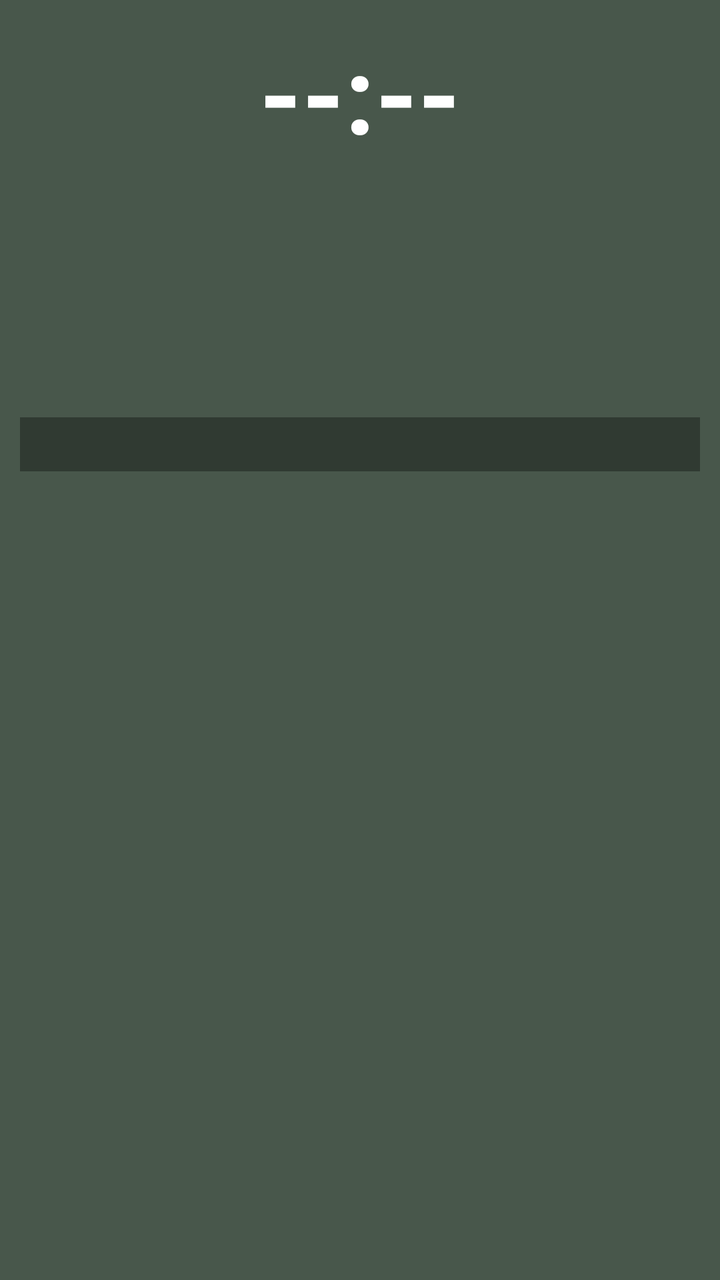
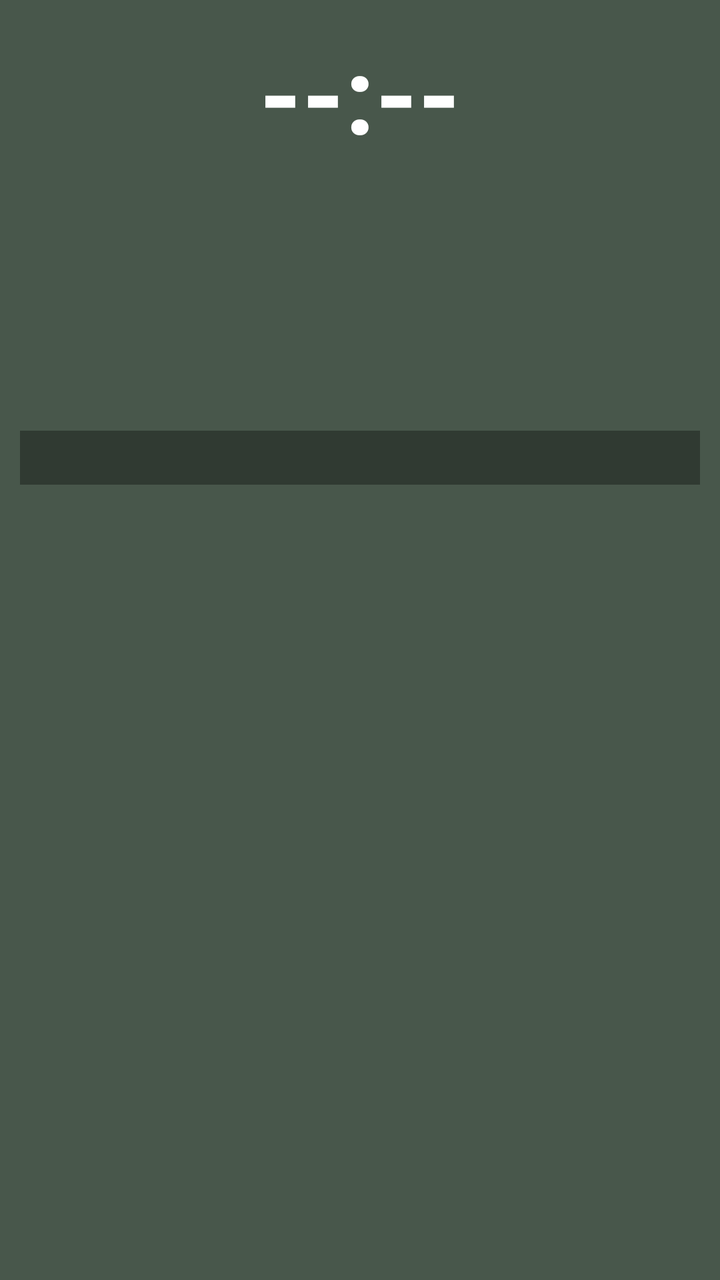

Two renders of the same Android screen: before a commit and after it. Below are the layout's source before the change and the commit's diff.
<!-- AndroidManifest.xml: fallback theme Theme.MaterialComponents.DayNight.NoActionBar -->
<!-- res/layout/prayer_widget_layout.xml -->
<?xml version="1.0" encoding="utf-8"?>
<LinearLayout xmlns:android="http://schemas.android.com/apk/res/android"
    android:layout_width="match_parent"
    android:layout_height="match_parent"
    android:orientation="vertical"
    android:background="@drawable/widget_background"
    android:padding="10dp">

    
    <TextView
        android:id="@+id/widget_time"
        android:layout_width="match_parent"
        android:layout_height="wrap_content"
        android:text="--:--"
        android:textColor="#FFFFFF"
        android:textSize="54sp"
        android:textStyle="bold"
        android:gravity="center" />

    
    <LinearLayout
        android:layout_width="match_parent"
        android:layout_height="wrap_content"
        android:orientation="horizontal"
        android:gravity="center_vertical">

        <TextView
            android:id="@+id/widget_day"
            android:layout_width="0dp"
            android:layout_height="wrap_content"
            android:layout_weight="1"
            android:text=""
            android:textColor="#FFFFFF"
            android:textSize="25sp"
            android:textStyle="bold" />

        <TextView
            android:id="@+id/widget_weather"
            android:layout_width="0dp"
            android:layout_height="wrap_content"
            android:layout_weight="1"
            android:text=""
            android:textColor="#80DEEA"
            android:textSize="10sp"
            android:textStyle="bold"
            android:gravity="end"
            android:singleLine="true"
            android:ellipsize="start" />

    </LinearLayout>

    
    <LinearLayout
        android:layout_width="match_parent"
        android:layout_height="wrap_content"
        android:layout_marginTop="6dp"
        android:orientation="horizontal">

        
        <LinearLayout
            android:layout_width="0dp"
            android:layout_height="wrap_content"
            android:layout_weight="1"
            android:orientation="vertical">

            <TextView
                android:id="@+id/widget_gregorian"
                android:layout_width="wrap_content"
                android:layout_height="wrap_content"
                android:text=""
                android:textColor="#E0E0E0"
                android:textSize="15sp"
                android:textStyle="bold" />

            <TextView
                android:id="@+id/widget_hijri"
                android:layout_width="wrap_content"
                android:layout_height="wrap_content"
                android:layout_marginTop="3dp"
                android:text=""
                android:textColor="#FFD54F"
                android:textSize="15sp"
                android:textStyle="bold" />

            <TextView
                android:id="@+id/widget_bangla_date"
                android:layout_width="wrap_content"
                android:layout_height="wrap_content"
                android:layout_marginTop="3dp"
                android:text=""
                android:textColor="#80DEEA"
                android:textSize="14sp"
                android:textStyle="bold" />

        </LinearLayout>

        
        <LinearLayout
            android:layout_width="0dp"
            android:layout_height="wrap_content"
            android:layout_weight="1"
            android:orientation="vertical">

            <TextView
                android:id="@+id/widget_sunrise"
                android:layout_width="wrap_content"
                android:layout_height="wrap_content"
                android:text=""
                android:textColor="#FFD54F"
                android:textSize="14sp"
                android:textStyle="bold" />

            <TextView
                android:id="@+id/widget_sunset"
                android:layout_width="wrap_content"
                android:layout_height="wrap_content"
                android:layout_marginTop="2dp"
                android:text=""
                android:textColor="#FFD54F"
                android:textSize="14sp"
                android:textStyle="bold" />

            <TextView
                android:id="@+id/widget_sehri"
                android:layout_width="wrap_content"
                android:layout_height="wrap_content"
                android:layout_marginTop="2dp"
                android:text=""
                android:textColor="#00E676"
                android:textSize="14sp"
                android:textStyle="bold" />

            <TextView
                android:id="@+id/widget_iftar"
                android:layout_width="wrap_content"
                android:layout_height="wrap_content"
                android:layout_marginTop="2dp"
                android:text=""
                android:textColor="#00E676"
                android:textSize="14sp"
                android:textStyle="bold" />

        </LinearLayout>
    </LinearLayout>

    
    <TextView
        android:id="@+id/widget_alert"
        android:layout_width="match_parent"
        android:layout_height="wrap_content"
        android:layout_marginTop="5dp"
        android:paddingTop="4dp"
        android:paddingBottom="4dp"
        android:paddingStart="2dp"
        android:paddingEnd="2dp"
        android:background="#55000000"
        android:text=""
        android:textColor="#FFD54F"
        android:textSize="14sp"
        android:textStyle="bold"
        android:gravity="center"
        android:singleLine="true"
        android:ellipsize="end" />

</LinearLayout>
<!-- resources referenced by this layout -->
<resources>
  <!-- drawable widget_background (drawable) -->
  <?xml version="1.0" encoding="utf-8"?>
  <shape xmlns:android="http://schemas.android.com/apk/res/android"
      android:shape="rectangle">
      <solid android:color="#CC1B2E1F" />
  </shape>
</resources>

<!-- the commit's change to res/layout/prayer_widget_layout.xml (unified diff, before → after) -->
@@ -31,7 +31,7 @@
             android:layout_weight="1"
             android:text=""
             android:textColor="#FFFFFF"
-            android:textSize="25sp"
+            android:textSize="30sp"
             android:textStyle="bold" />
 
         <TextView
@@ -41,7 +41,7 @@
             android:layout_weight="1"
             android:text=""
             android:textColor="#80DEEA"
-            android:textSize="10sp"
+            android:textSize="12sp"
             android:textStyle="bold"
             android:gravity="end"
             android:singleLine="true"
@@ -69,7 +69,7 @@
                 android:layout_height="wrap_content"
                 android:text=""
                 android:textColor="#E0E0E0"
-                android:textSize="15sp"
+                android:textSize="16sp"
                 android:textStyle="bold" />
 
             <TextView
@@ -89,7 +89,7 @@
                 android:layout_marginTop="3dp"
                 android:text=""
                 android:textColor="#80DEEA"
-                android:textSize="14sp"
+                android:textSize="16sp"
                 android:textStyle="bold" />
 
         </LinearLayout>
@@ -151,8 +151,8 @@
         android:layout_marginTop="5dp"
         android:paddingTop="4dp"
         android:paddingBottom="4dp"
-        android:paddingStart="2dp"
-        android:paddingEnd="2dp"
+        android:paddingStart="0dp"
+        android:paddingEnd="0dp"
         android:background="#55000000"
         android:text=""
         android:textColor="#FFD54F"
